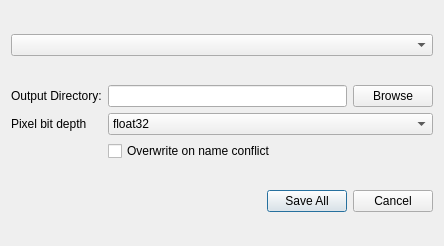
This is mantidimaging/gui/ui/nexus_save_dialog.ui in mantidproject/mantidimaging as Qt 5 draws it before an edit. The edited form follows.
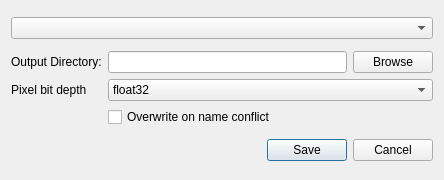
This is the edited form.

Commit message: dialog resize and using save rather than saveall

Patch:
```diff
--- a/mantidimaging/gui/ui/nexus_save_dialog.ui
+++ b/mantidimaging/gui/ui/nexus_save_dialog.ui
@@ -7,7 +7,7 @@
     <x>0</x>
     <y>0</y>
     <width>444</width>
-    <height>246</height>
+    <height>180</height>
    </rect>
   </property>
   <property name="windowTitle">
@@ -91,7 +91,7 @@
       <enum>Qt::Horizontal</enum>
      </property>
      <property name="standardButtons">
-      <set>QDialogButtonBox::Cancel|QDialogButtonBox::SaveAll</set>
+      <set>QDialogButtonBox::Cancel|QDialogButtonBox::Save</set>
      </property>
     </widget>
    </item>
```
